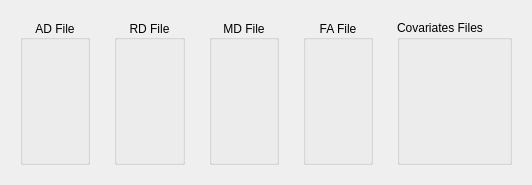
Above: PartialCode/windows/info.ui from jeantm/ProjectFADTTS before the change. Below: the same form after it.
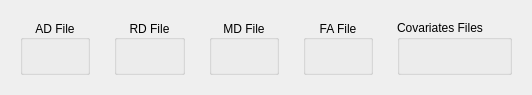
That is the form after the change.

Patch:
```diff
--- a/PartialCode/windows/info.ui
+++ b/PartialCode/windows/info.ui
@@ -7,7 +7,7 @@
     <x>0</x>
     <y>0</y>
     <width>532</width>
-    <height>185</height>
+    <height>87</height>
    </rect>
   </property>
   <property name="windowTitle">
```
Left out of the diff: 6 changed lines with no effect on the pictures.
